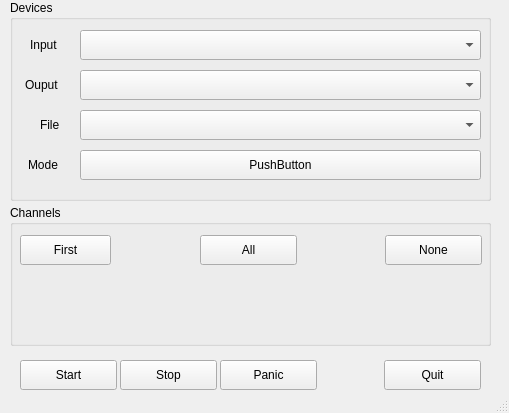
This is src/form.ui in obook/I-like-Chopin as Qt 5 draws it before an edit. The edited form follows.
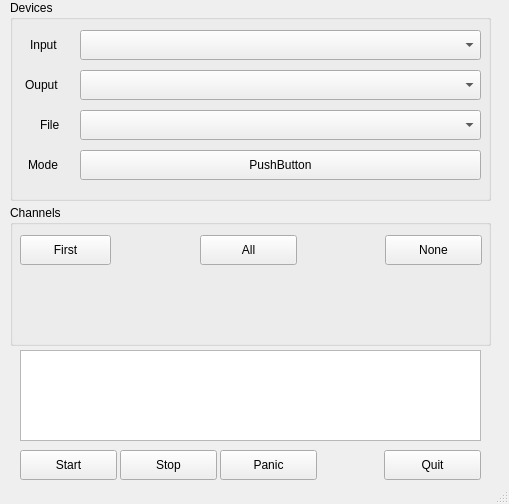
This is the edited form.

What changed in the file:
```diff
--- a/src/form.ui
+++ b/src/form.ui
@@ -10,7 +10,7 @@
     <x>0</x>
     <y>0</y>
     <width>509</width>
-    <height>413</height>
+    <height>504</height>
    </rect>
   </property>
   <property name="windowTitle">
@@ -21,7 +21,7 @@
     <property name="geometry">
      <rect>
       <x>20</x>
-      <y>360</y>
+      <y>450</y>
       <width>97</width>
       <height>30</height>
      </rect>
@@ -34,7 +34,7 @@
     <property name="geometry">
      <rect>
       <x>120</x>
-      <y>360</y>
+      <y>450</y>
       <width>97</width>
       <height>30</height>
      </rect>
@@ -47,7 +47,7 @@
     <property name="geometry">
      <rect>
       <x>384</x>
-      <y>360</y>
+      <y>450</y>
       <width>97</width>
       <height>30</height>
      </rect>
@@ -231,7 +231,7 @@
     <property name="geometry">
      <rect>
       <x>220</x>
-      <y>360</y>
+      <y>450</y>
       <width>97</width>
       <height>30</height>
      </rect>
@@ -240,6 +240,19 @@
      <string>Panic</string>
     </property>
    </widget>
+   <widget class="QTextBrowser" name="textBrowser">
+    <property name="geometry">
+     <rect>
+      <x>20</x>
+      <y>350</y>
+      <width>461</width>
+      <height>91</height>
+     </rect>
+    </property>
+    <property name="verticalScrollBarPolicy">
+     <enum>Qt::ScrollBarAlwaysOff</enum>
+    </property>
+   </widget>
   </widget>
   <widget class="QStatusBar" name="statusbar"/>
  </widget>
```
